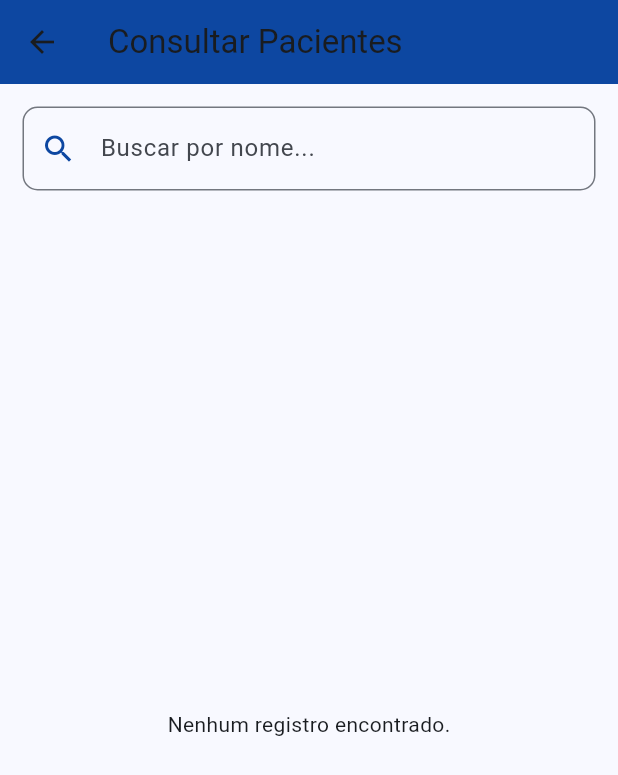
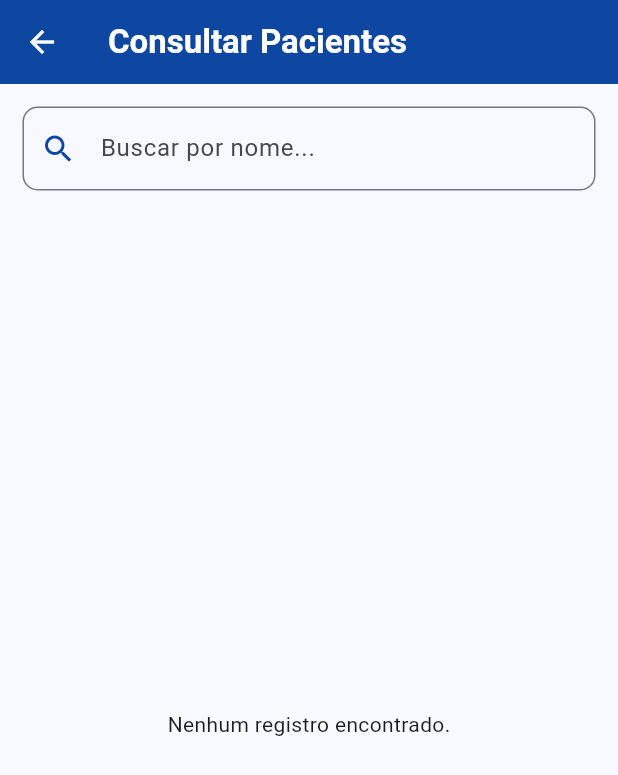
Before and after one commit to santosmoraes83/app_cempa, a Flutter app: the screen it shows after launch, after a tap on "CONSULTAR PACIENTES", on a phone screen of 412 x 824 dp. Shown: the top 775 px of the screen. Run offline on Flutter 3.47's test engine with Material 3 defaults, Android fonts, the light colour scheme and no system bars; our stand-ins replace sqflite; accounts and stored records are empty.

Commit message:
feat: integra CRUD ao SQLite e melhora contraste e layout da AppBar

```diff
--- /dev/null
+++ b/lib/database/database_helper.dart
@@ -0,0 +1,76 @@
+import 'dart:io';
+import 'package:path/path.dart';
+import 'package:path_provider/path_provider.dart';
+import 'package:sqflite/sqflite.dart';
+import '../models/paciente.dart'; // Ajuste o caminho se o seu paciente.dart estiver em outro lugar
+
+class DatabaseHelper {
+  // Construtor privado para garantir que o banco seja aberto apenas uma vez (Singleton)
+  DatabaseHelper._privateConstructor();
+  static final DatabaseHelper instance = DatabaseHelper._privateConstructor();
+
+  static Database? _database;
+
+  // Seta para pegar o banco de dados aberto
+  Future<Database> get database async => _database ??= await _initDatabase();
+
+  // Inicializa o arquivo do banco de dados no aparelho
+  Future<Database> _initDatabase() async {
+    Directory documentDirectory = await getApplicationDocumentsDirectory();
+    // O arquivo físico vai se chamar pacientes.db
+    String path = join(documentDirectory.path, "pacientes.db");
+
+    return await openDatabase(
+      path,
+      version: 1,
+      onCreate: (Database db, int version) async {
+        // Executa o comando SQL para criar a tabela de pacientes
+        await db.execute('''
+            CREATE TABLE pacientes (
+              id INTEGER PRIMARY KEY AUTOINCREMENT,
+              nome TEXT NOT NULL,
+              cpf TEXT NOT NULL,
+              convenio TEXT NOT NULL
+            )
+          ''');
+      },
+    );
+  }
+
+  // LISTAR todos os pacientes do banco
+  Future<List<Paciente>> getPacientes() async {
+    Database db = await instance.database;
+    // Busca os dados ordenados por nome
+    var pacientesMap = await db.query("pacientes", orderBy: "nome");
+
+    // Converte a lista de Mapas em uma lista de Objetos Paciente
+    List<Paciente> listaPacientes = pacientesMap.isNotEmpty
+        ? pacientesMap.map((p) => Paciente.fromMap(p)).toList()
+        : [];
+
+    return listaPacientes;
+  }
+
+  // CADASTRAR (Inserir) novo paciente
+  Future<int> addPaciente(Paciente paciente) async {
+    Database db = await instance.database;
+    return await db.insert("pacientes", paciente.toMap());
+  }
+
+  // EXCLUIR paciente pelo ID
+  Future<int> removePaciente(int id) async {
+    Database db = await instance.database;
+    return await db.delete("pacientes", where: "id = ?", whereArgs: [id]);
+  }
+
+  // EDITAR (Atualizar) dados do paciente
+  Future<int> updatePaciente(Paciente paciente) async {
+    Database db = await instance.database;
+    return await db.update(
+      "pacientes",
+      paciente.toMap(),
+      where: "id = ?",
+      whereArgs: [paciente.id],
+    );
+  }
+}
--- a/lib/main.dart
+++ b/lib/main.dart
@@ -1,15 +1,15 @@
 import 'package:flutter/material.dart';
 import 'screens/home_page.dart';
-import 'models/paciente.dart';
 
 void main() {
-  runApp(CareTechApp());
+  WidgetsFlutterBinding.ensureInitialized();
+  runApp(const CareTechApp());
 }
 
 class CareTechApp extends StatelessWidget {
-  CareTechApp({super.key});
-
-  final List<Paciente> listaPacientes = [];
+  const CareTechApp({
+    super.key,
+  }); // Adicionado const para melhorar a performance
 
   @override
   Widget build(BuildContext context) {
@@ -20,8 +20,7 @@ class CareTechApp extends StatelessWidget {
         colorScheme: ColorScheme.fromSeed(seedColor: Colors.blue),
         useMaterial3: true,
       ),
-
-      home: HomePage(pacientes: listaPacientes),
+      home: const HomePage(), // Limpo! Sem passar nenhuma lista por parâmetro
     );
   }
 }
--- a/lib/models/paciente.dart
+++ b/lib/models/paciente.dart
@@ -1,7 +1,28 @@
 class Paciente {
-  String nome;
-  String cpf;
-  String convenio;
+  final int? id; // O banco vai gerar esse ID automaticamente
+  final String? nome;
+  final String? cpf;
+  final String? convenio;
 
-  Paciente({required this.nome, required this.cpf, required this.convenio});
+  Paciente({
+    this.id,
+    required this.nome,
+    required this.cpf,
+    required this.convenio,
+  });
+
+  // Converte o mapa que vem do Banco de Dados em um objeto Paciente
+  factory Paciente.fromMap(Map<String, dynamic> dataMap) {
+    return Paciente(
+      id: dataMap["id"],
+      nome: dataMap["nome"],
+      cpf: dataMap["cpf"],
+      convenio: dataMap["convenio"],
+    );
+  }
+
+  // Converte o objeto Paciente em um mapa para salvar no Banco de Dados
+  Map<String, dynamic> toMap() {
+    return {"id": id, "nome": nome, "cpf": cpf, "convenio": convenio};
+  }
 }
--- a/lib/screens/home_page.dart
+++ b/lib/screens/home_page.dart
@@ -1,20 +1,28 @@
 import 'package:flutter/material.dart';
 import 'cadastro_page.dart';
 import 'listagem_page.dart';
-import '../models/paciente.dart';
 
 class HomePage extends StatelessWidget {
-  final List<Paciente> pacientes;
-
-  const HomePage({super.key, required this.pacientes});
+  const HomePage({super.key});
 
   @override
   Widget build(BuildContext context) {
     return Scaffold(
       appBar: AppBar(
-        title: const Text('CEMPA - Clínica de Especialidades Médicas'),
+        // Alterado o título para aceitar quebra de linha e centralização correta
+        title: const Text(
+          'CEMPA\nClínica de Especialidades Médicas\nde Porto Alegre',
+          textAlign: TextAlign.center, // Centraliza as duas linhas do texto
+          style: TextStyle(
+            color: Colors.white, // Força a cor branca para dar destaque
+            fontWeight: FontWeight.bold, // Deixa o texto em negrito
+            fontSize: 18, // Ajusta levemente o tamanho para caber bem
+          ),
+        ),
         backgroundColor: const Color(0xFF0D47A1),
         centerTitle: true,
+        toolbarHeight:
+            80, // Aumenta a altura da barra para acomodar as duas linhas sem apertar
       ),
       body: Center(
         child: SingleChildScrollView(
@@ -36,12 +44,11 @@ class HomePage extends StatelessWidget {
 
               const SizedBox(height: 40),
 
+              // Botão para a Tela de Cadastro
               ElevatedButton.icon(
                 onPressed: () => Navigator.push(
                   context,
-                  MaterialPageRoute(
-                    builder: (context) => CadastroPage(lista: pacientes),
-                  ),
+                  MaterialPageRoute(builder: (context) => const CadastroPage()),
                 ),
                 icon: const Icon(Icons.add, color: Colors.white),
                 label: const Text(
@@ -62,12 +69,11 @@ class HomePage extends StatelessWidget {
 
               const SizedBox(height: 20),
 
+              // Botão para a Tela de Listagem
               ElevatedButton.icon(
                 onPressed: () => Navigator.push(
                   context,
-                  MaterialPageRoute(
-                    builder: (context) => ListagemPage(lista: pacientes),
-                  ),
+                  MaterialPageRoute(builder: (context) => ListagemPage()),
                 ),
                 icon: const Icon(Icons.search, color: Colors.white),
                 label: const Text(
--- a/lib/screens/listagem_page.dart
+++ b/lib/screens/listagem_page.dart
@@ -1,87 +1,122 @@
 import 'package:flutter/material.dart';
 import '../models/paciente.dart';
+import '../database/database_helper.dart'; // Importando o banco que criamos
 import 'edicao_page.dart';
 
 class ListagemPage extends StatefulWidget {
-  final List<Paciente> lista;
-
-  ListagemPage({required this.lista});
-
   @override
   _ListagemPageState createState() => _ListagemPageState();
 }
 
 class _ListagemPageState extends State<ListagemPage> {
-  List<Paciente> _filtrados = [];
   String _query = "";
 
-  @override
-  void initState() {
-    super.initState();
-    _filtrados = widget.lista;
-  }
-
-  void _filtrar(String q) {
-    setState(() {
-      _query = q;
-      _filtrados = widget.lista
-          .where((p) => p.nome.toLowerCase().contains(q.toLowerCase()))
-          .toList();
-    });
+  // Função para recarregar a tela quando houver alterações (como após editar)
+  void _atualizarTela() {
+    setState(() {});
   }
 
   @override
   Widget build(BuildContext context) {
     return Scaffold(
       appBar: AppBar(
-        title: Text('Consultar Pacientes'),
-        backgroundColor: Color(0xFF0D47A1),
+        title: const Text(
+          'Consultar Pacientes',
+          style: TextStyle(
+            color: Colors.white, // Deixa o texto branco
+            fontWeight: FontWeight.bold, // Deixa em negrito para destacar
+          ),
+        ),
+        backgroundColor: const Color(0xFF0D47A1),
+        iconTheme: const IconThemeData(color: Colors.white),
+        // Se quiser centralizar o título nessa tela também:
+        // centerTitle: true,
       ),
       body: Column(
         children: [
+          // Campo de Busca
           Padding(
             padding: EdgeInsets.all(15),
             child: TextField(
-              onChanged: _filtrar,
+              onChanged: (value) {
+                setState(() {
+                  _query =
+                      value; // Atualiza o termo de busca e reconstroi o FutureBuilder
+                });
+              },
               decoration: InputDecoration(
                 labelText: 'Buscar por nome...',
                 prefixIcon: Icon(Icons.search, color: Color(0xFF0D47A1)),
-                border: OutlineInputBorder(borderRadius: BorderRadius.circular(10)),
+                border: OutlineInputBorder(
+                  borderRadius: BorderRadius.circular(10),
                 ),
               ),
             ),
+          ),
+
+          // Área da Lista com FutureBuilder (Padrão do Professor)
           Expanded(
-            child: _filtrados.isEmpty
-                ? Center(child: Text('Nenhum registro encontrado.'))
-                : ListView.builder(
-                    itemCount: _filtrados.length,
+            child: FutureBuilder<List<Paciente>>(
+              future: DatabaseHelper.instance.getPacientes(),
+              builder: (context, snapshot) {
+                // 1. Enquanto o banco carrega os dados do arquivo
+                if (!snapshot.hasData) {
+                  return Center(child: CircularProgressIndicator());
+                }
+
+                // Pega a lista vinda do banco de dados
+                List<Paciente> listaDoBanco = snapshot.data!;
+
+                // Aplica o seu filtro de busca por texto na lista que veio do SQLite
+                List<Paciente> filtrados = listaDoBanco
+                    .where(
+                      (p) =>
+                          p.nome!.toLowerCase().contains(_query.toLowerCase()),
+                    )
+                    .toList();
+
+                // 2. Se a lista estiver vazia após o filtro
+                if (filtrados.isEmpty) {
+                  return Center(child: Text('Nenhum registro encontrado.'));
+                }
+
+                // 3. Renderiza a lista na tela se houver dados
+                return ListView.builder(
+                  itemCount: filtrados.length,
                   itemBuilder: (ctx, i) {
-                      final paciente = _filtrados[i];
+                    final paciente = filtrados[i];
                     return Card(
                       margin: EdgeInsets.symmetric(horizontal: 15, vertical: 5),
                       elevation: 2,
                       child: ListTile(
                         leading: CircleAvatar(
                           backgroundColor: Color(0xFF0D47A1),
-                            child: Text(paciente.nome[0],
-                                style: TextStyle(color: Colors.white)),
+                          child: Text(
+                            paciente.nome!.isNotEmpty ? paciente.nome![0] : '?',
+                            style: TextStyle(color: Colors.white),
                           ),
-                          title: Text(paciente.nome,
-                              style: TextStyle(fontWeight: FontWeight.bold)),
+                        ),
+                        title: Text(
+                          paciente.nome!,
+                          style: TextStyle(fontWeight: FontWeight.bold),
+                        ),
                         subtitle: Column(
                           crossAxisAlignment: CrossAxisAlignment.start,
                           children: [
                             Text('CPF: ${paciente.cpf}'),
-                              Text('Convênio: ${paciente.convenio}',
+                            Text(
+                              'Convênio: ${paciente.convenio}',
                               style: TextStyle(
                                 color: Colors.blue[800],
-                                      fontWeight: FontWeight.w500)),
+                                fontWeight: FontWeight.w500,
+                              ),
+                            ),
                           ],
                         ),
                         trailing: Row(
                           mainAxisSize: MainAxisSize.min,
                           children: [
-                              // Botão Editar (Update - RF04)
+                            // Botão Editar (Update - Conectado ao SQLite)
                             IconButton(
                               icon: Icon(Icons.edit, color: Colors.blue[700]),
                               onPressed: () {
@@ -90,29 +125,40 @@ class _ListagemPageState extends State<ListagemPage> {
                                   MaterialPageRoute(
                                     builder: (context) => EdicaoPage(
                                       paciente: paciente,
-                                        aoSalvar: () => setState(() {}),
+                                      aoSalvar:
+                                          _atualizarTela, // Recarrega a listagem ao voltar
                                     ),
                                   ),
                                 );
                               },
                             ),
-                              // Botão Excluir (Delete - RF05)
+                            // Botão Excluir (Delete - Conectado ao SQLite)
                             IconButton(
                               icon: Icon(Icons.delete, color: Colors.red),
-                                onPressed: () {
-                                  setState(() {
-                                    widget.lista.removeWhere(
-                                        (p) => p.cpf == paciente.cpf);
-                                    _filtrar(_query);
-                                  });
+                              onPressed: () async {
+                                if (paciente.id != null) {
+                                  // Remove do banco de dados usando o ID gerado pelo SQLite
+                                  await DatabaseHelper.instance.removePaciente(
+                                    paciente.id!,
+                                  );
+
+                                  setState(
+                                    () {},
+                                  ); // Atualiza a tela após apagar
+
                                   ScaffoldMessenger.of(context).showSnackBar(
-                                    SnackBar(content: Text('Paciente removido.')),
+                                    SnackBar(
+                                      content: Text('Paciente removido.'),
+                                    ),
                                   );
+                                }
                               },
                             ),
                           ],
                         ),
                       ),
+                    );
+                  },
                 );
               },
             ),
--- a/pubspec.yaml
+++ b/pubspec.yaml
@@ -9,6 +9,8 @@ environment:
 dependencies:
   flutter:
     sdk: flutter
+  path_provider: ^2.1.5
+  sqflite: ^2.4.2+1
 
 dev_dependencies:
   flutter_test:
```
Also changed, not shown: lib/screens/cadastro_page.dart (+28 -14 lines), lib/screens/edicao_page.dart (+32 -15 lines), pubspec.lock, 2 other files. Lines whose indentation alone changed are shown as unchanged.
